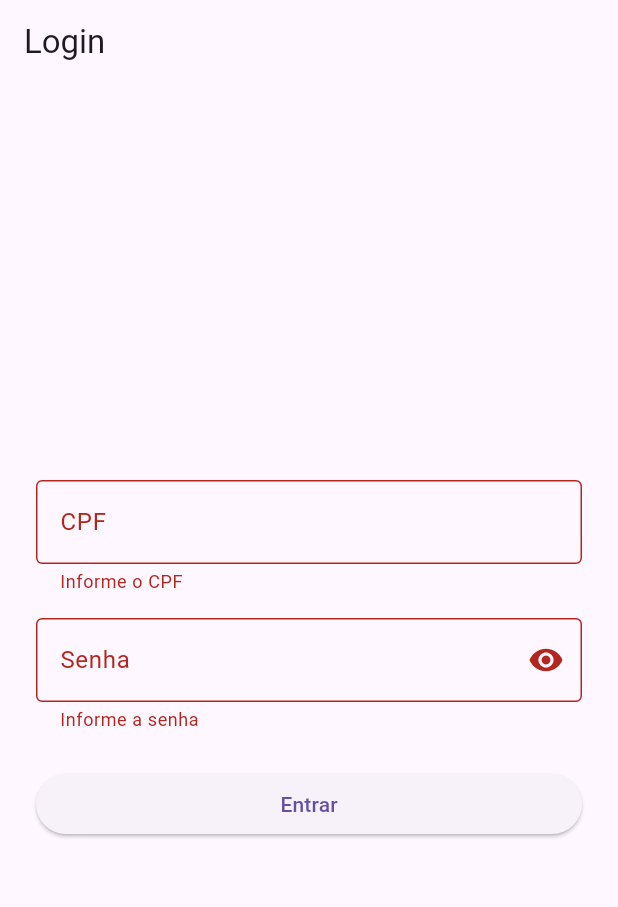
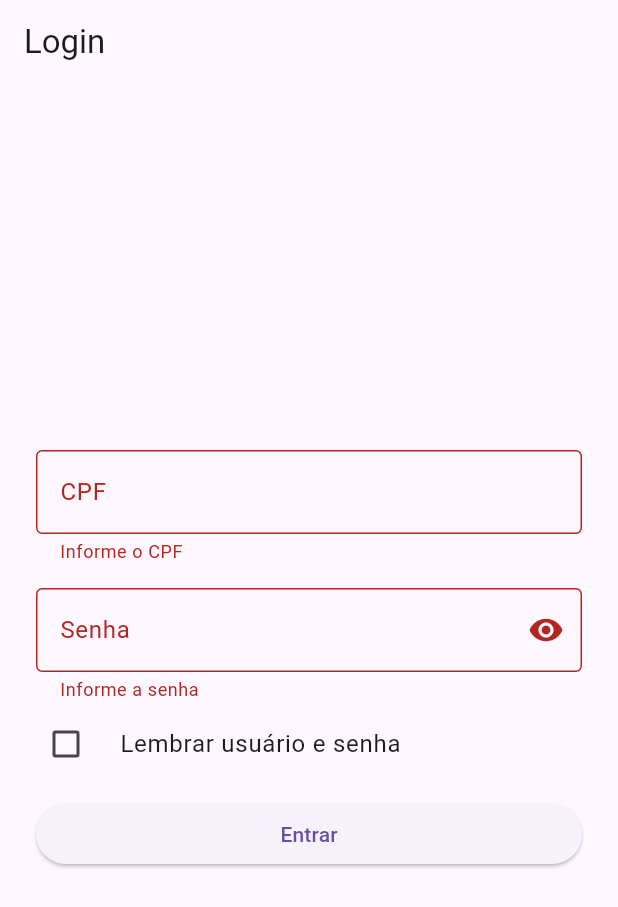
Before and after one commit to MateusKasuya/flutter_mobile_dev, a Flutter app: the screen it shows after launch, after a tap on "Entrar", on a phone screen of 412 x 824 dp. Shown: the top 907 px of the screen. Run offline on Flutter 3.47's test engine with Material 3 defaults, Android fonts, the phone set to English and light mode, and no system bars; our stand-ins replace mask_text_input_formatter, shared_preferences.

Commit message:
feat: checkbox lembrar usuário e senha com SharedPreferences

```diff
--- a/lib/screens/login_screen.dart
+++ b/lib/screens/login_screen.dart
@@ -1,4 +1,5 @@
 import 'package:flutter/material.dart';
+import 'package:shared_preferences/shared_preferences.dart';
 import '../services/auth_service.dart';
 import '../utils/cpf_validator.dart';
 import 'home_screen.dart';
@@ -8,7 +9,10 @@ class LoginScreen extends StatefulWidget {
   // Em produção, usa a função real do auth_service automaticamente.
   final Future<String> Function(String cpf, String senha) loginFn;
 
-  const LoginScreen({super.key, this.loginFn = login});
+  // prefs permite injetar SharedPreferences nos testes.
+  final SharedPreferences? prefs;
+
+  const LoginScreen({super.key, this.loginFn = login, this.prefs});
 
   @override
   State<LoginScreen> createState() => _LoginScreenState();
@@ -21,7 +25,26 @@ class _LoginScreenState extends State<LoginScreen> {
 
   bool _isLoading = false;
   bool _obscurePassword = true;
+  bool _rememberMe = false;
   String? _errorMessage;
+
+  @override
+  void initState() {
+    super.initState();
+    _loadSavedCredentials();
+  }
+
+  Future<void> _loadSavedCredentials() async {
+    final prefs = widget.prefs ?? await SharedPreferences.getInstance();
+    final remember = prefs.getBool('remember_me') ?? false;
+    if (remember && mounted) {
+      setState(() {
+        _rememberMe = true;
+        _cpfController.text = prefs.getString('saved_cpf') ?? '';
+        _passwordController.text = prefs.getString('saved_password') ?? '';
+      });
+    }
+  }
 
   @override
   void dispose() {
@@ -41,6 +64,17 @@ class _LoginScreenState extends State<LoginScreen> {
     try {
       final cpf = _cpfController.text.replaceAll(RegExp(r'[^\d]'), '').trim();
       final token = await widget.loginFn(cpf, _passwordController.text);
+
+      final prefs = widget.prefs ?? await SharedPreferences.getInstance();
+      if (_rememberMe) {
+        await prefs.setBool('remember_me', true);
+        await prefs.setString('saved_cpf', _cpfController.text);
+        await prefs.setString('saved_password', _passwordController.text);
+      } else {
+        await prefs.remove('remember_me');
+        await prefs.remove('saved_cpf');
+        await prefs.remove('saved_password');
+      }
 
       if (!mounted) return;
 
@@ -108,7 +142,15 @@ class _LoginScreenState extends State<LoginScreen> {
                   return null;
                 },
               ),
-              const SizedBox(height: 24),
+              CheckboxListTile(
+                title: const Text('Lembrar usuário e senha'),
+                value: _rememberMe,
+                onChanged: (value) =>
+                    setState(() => _rememberMe = value ?? false),
+                controlAffinity: ListTileControlAffinity.leading,
+                contentPadding: EdgeInsets.zero,
+              ),
+              const SizedBox(height: 8),
               if (_errorMessage != null)
                 Padding(
                   padding: const EdgeInsets.only(bottom: 16),
--- a/pubspec.yaml
+++ b/pubspec.yaml
@@ -11,6 +11,7 @@ dependencies:
     sdk: flutter
   http: ^1.2.0
   mask_text_input_formatter: ^2.9.0
+  shared_preferences: ^2.5.4
 
 dev_dependencies:
   flutter_test:
```
Also changed, not shown: pubspec.lock, 7 other files.
